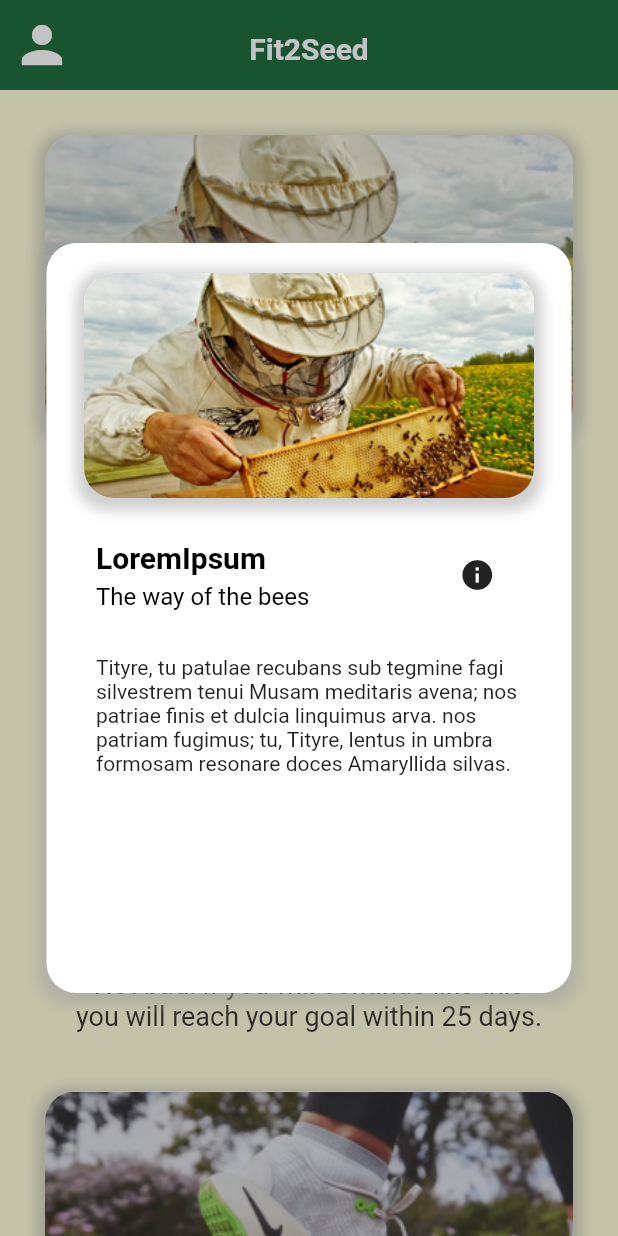
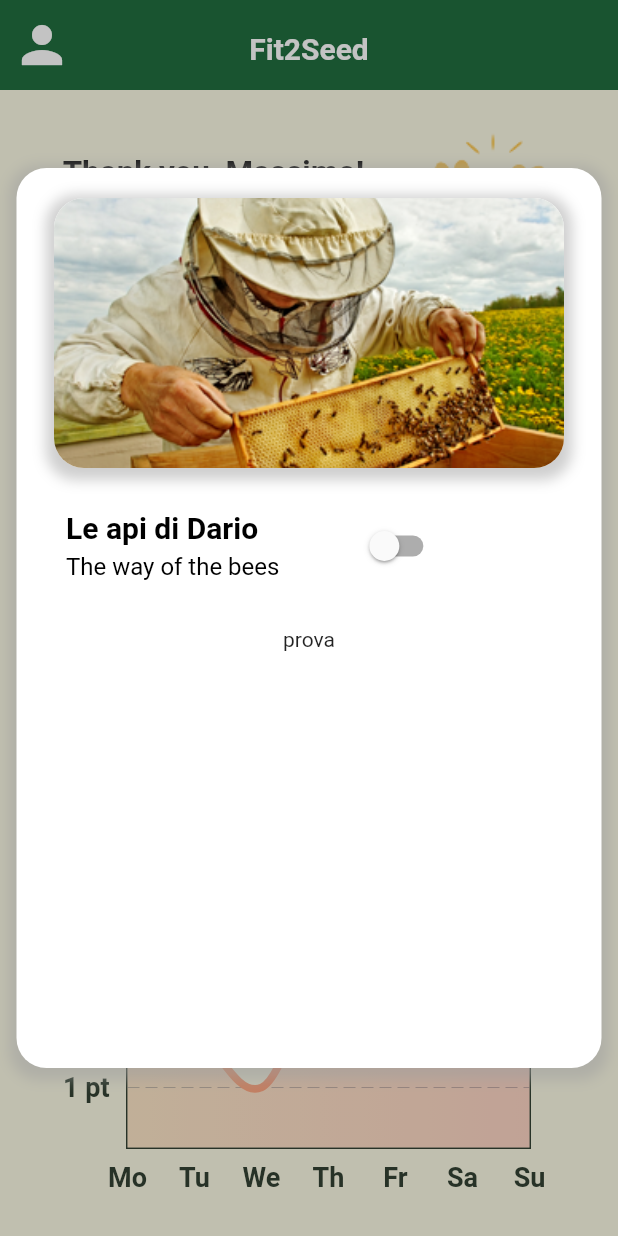
Before and after one commit to pi-surfer/Biometric_app, a Flutter app: the screen it shows after launch, after a tap on "LoremIpsum", on a phone screen of 412 x 824 dp. Run offline on Flutter 3.47's test engine with Material 2 defaults, Android fonts, the phone set to English and light mode, and no system bars; drawn by our look-alikes of fl_chart, percent_indicator; our stand-ins replace flutter_login.

Commit message:
Optimization of the FunckyOverlays widget and new texts

```diff
--- a/lib/models/funky_overlays.dart
+++ b/lib/models/funky_overlays.dart
@@ -1,16 +1,39 @@
 import 'package:flutter/material.dart';
 
-class FunkyOverlayYourProject extends StatefulWidget {
-  const FunkyOverlayYourProject({super.key});
+import 'package:app_project/models/switch_button.dart';
+//import 'package:flutter/semantics.dart';
+
+class FunkyOverlay extends StatefulWidget {
+  final AssetImage mainImage;
+  final String title;
+  final String subtitle;
+  final String body;
+  final bool isSelectable;
+  final bool isSelected;
+
+
+  const FunkyOverlay({
+    Key? key,
+    required this.mainImage,
+    required this.title,
+    required this.subtitle,
+    required this.body,
+    this.isSelected = false,
+    this.isSelectable = true,
+  }): super(key: key);
 
   @override
-  State<StatefulWidget> createState() => _FunkyOverlayYourProject();
+  State<StatefulWidget> createState() => _FunkyOverlay();
 }
 
-class _FunkyOverlayYourProject extends State<FunkyOverlayYourProject>
+class _FunkyOverlay extends State<FunkyOverlay>
     with SingleTickerProviderStateMixin {
   late AnimationController controller;
   late Animation<double> scaleAnimation;
+
+  double pageHeight = 600;
+  double pageWidth = 390;
+
 
   @override
   void initState() {
@@ -37,8 +60,8 @@ class _FunkyOverlayYourProject extends State<FunkyOverlayYourProject>
           alignment: Alignment.topCenter,
           scale: scaleAnimation,
           child: Container(
-            height: 500,
-            width: 350,
+            height: pageHeight,
+            width: pageWidth,
             decoration: BoxDecoration(
               shape: BoxShape.rectangle,
               color: Colors.white,
@@ -55,15 +78,15 @@ class _FunkyOverlayYourProject extends State<FunkyOverlayYourProject>
               ],
             ),
             child: Padding(
-              padding: const EdgeInsets.only(top: 20,left: 25, right: 25),
+              padding: const EdgeInsets.only(top: 20, left: 25, right: 25),
               child: Column(children: [
                 Container(
-                  height: 150.0,
-                  width: 300.0,
+                  height: pageHeight*3/10,
+                  width: pageWidth-50,
                   //margin: EdgeInsets.only(left: 10, right: 10, bottom: 20),
                   decoration: BoxDecoration(
                     image: DecorationImage(
-                      image: AssetImage('assets/images/arnie.png'),
+                      image: widget.mainImage,
                       fit: BoxFit.cover,
                     ),
                     shape: BoxShape.rectangle,
@@ -81,11 +104,12 @@ class _FunkyOverlayYourProject extends State<FunkyOverlayYourProject>
                     ],
                   ),
                 ),
-              SizedBox(height: 20,),
+                SizedBox(
+                  height: 20,
+                ),
                 Padding(
                   padding: const EdgeInsets.all(8.0),
-                child: Column(
-                  children:[
+                  child: Column(children: [
                     Row(
                       mainAxisAlignment: MainAxisAlignment.start,
                       children: [
@@ -93,28 +117,35 @@ class _FunkyOverlayYourProject extends State<FunkyOverlayYourProject>
                           mainAxisAlignment: MainAxisAlignment.spaceEvenly,
                           crossAxisAlignment: CrossAxisAlignment.start,
                           children: [
-                          Text('LoremIpsum',
+                            Text(widget.title,
                                 style: TextStyle(
                                   color: Colors.black,
                                   fontWeight: FontWeight.bold,
                                   fontSize: 20,
                                 )),
                             SizedBox(height: 5),
-                          Text('The way of the bees',
+                            Text(widget.subtitle,
                                 style: TextStyle(
                                   color: Colors.black,
                                   fontSize: 16,
                                 )),
                           ],
                         ),
-                      SizedBox(width: 100),
-                      Icon(Icons.info),
+                        SizedBox(width: 50),
+                        Container(
+                            child: widget.isSelectable
+                                ? SwitchButton(light: widget.isSelected):
+                                SizedBox(),
+                                ),
                       ],
                     ),
-                SizedBox(height: 30,),
-                Text('Tityre, tu patulae recubans sub tegmine fagi silvestrem tenui Musam meditaris avena; nos patriae finis et dulcia linquimus arva. nos patriam fugimus; tu, Tityre, lentus in umbra formosam resonare doces Amaryllida silvas.')
+                    SizedBox(
+                      height: 30,
+                    ),
+                    Text(widget.body)
                   ]),
-              )]),
+                )
+              ]),
             ),
           ),
         ),
@@ -122,133 +153,3 @@ class _FunkyOverlayYourProject extends State<FunkyOverlayYourProject>
     );
   }
 }
-
-class FunkyOverlayWeeklyProject extends StatefulWidget {
-  const FunkyOverlayWeeklyProject({super.key});
-
-  @override
-  State<StatefulWidget> createState() => _FunkyOverlayWeeklyProject();
-}
-
-class _FunkyOverlayWeeklyProject extends State<FunkyOverlayWeeklyProject>
-    with SingleTickerProviderStateMixin {
-  late AnimationController controller;
-  late Animation<double> scaleAnimation;
-
-  @override
-  void initState() {
-    super.initState();
-
-    controller = AnimationController(
-        vsync: this, duration: const Duration(milliseconds: 450));
-    scaleAnimation =
-        CurvedAnimation(parent: controller, curve: Curves.decelerate);
-
-    controller.addListener(() {
-      setState(() {});
-    });
-
-    controller.forward();
-  }
-
-  @override
-  Widget build(BuildContext context) {
-    return Center(
-      child: Material(
-        color: Colors.transparent,
-        child: ScaleTransition(
-          alignment: Alignment.topCenter,
-          scale: scaleAnimation,
-          child: Container(
-            height: 500,
-            width: 350,
-            decoration: BoxDecoration(
-              shape: BoxShape.rectangle,
-              color: Colors.white,
-              /*border: Border.all(
-                              width: 2.0, color: Color.fromARGB(255, 0, 0, 0)),*/
-              borderRadius: BorderRadius.all(Radius.circular(20)),
-              boxShadow: [
-                BoxShadow(
-                  color: Colors.grey.withOpacity(0.5),
-                  spreadRadius: 5,
-                  blurRadius: 7,
-                  offset: Offset(0, 3), // changes position of shadow
-                ),
-              ],
-            ),
-            child: Padding(
-              padding: const EdgeInsets.all(50.0),
-              child: Text("Daje Roma Daje!"),
-            ),
-          ),
-        ),
-      ),
-    );
-  }
-}
-
-class FunkyOverlayWeeklyPartner extends StatefulWidget {
-  const FunkyOverlayWeeklyPartner({super.key});
-
-  @override
-  State<StatefulWidget> createState() => _FunkyOverlayWeeklyPartner();
-}
-
-class _FunkyOverlayWeeklyPartner extends State<FunkyOverlayWeeklyPartner>
-    with SingleTickerProviderStateMixin {
-  late AnimationController controller;
-  late Animation<double> scaleAnimation;
-
-  @override
-  void initState() {
-    super.initState();
-
-    controller = AnimationController(
-        vsync: this, duration: const Duration(milliseconds: 450));
-    scaleAnimation =
-        CurvedAnimation(parent: controller, curve: Curves.decelerate);
-
-    controller.addListener(() {
-      setState(() {});
-    });
-
-    controller.forward();
-  }
-
-  @override
-  Widget build(BuildContext context) {
-    return Center(
-      child: Material(
-        color: Colors.transparent,
-        child: ScaleTransition(
-          alignment: Alignment.topCenter,
-          scale: scaleAnimation,
-          child: Container(
-            height: 500,
-            width: 350,
-            decoration: BoxDecoration(
-              shape: BoxShape.rectangle,
-              color: Colors.white,
-              /*border: Border.all(
-                              width: 2.0, color: Color.fromARGB(255, 0, 0, 0)),*/
-              borderRadius: BorderRadius.all(Radius.circular(20)),
-              boxShadow: [
-                BoxShadow(
-                  color: Colors.grey.withOpacity(0.5),
-                  spreadRadius: 5,
-                  blurRadius: 7,
-                  offset: Offset(0, 3), // changes position of shadow
-                ),
-              ],
-            ),
-            child: Padding(
-              padding: const EdgeInsets.all(50.0),
-              child: Text("Enzomma!"),
-            ),
-          ),
-        ),
-      ),
-    );
-  }
-}
--- a/lib/models/linechart_week.dart
+++ b/lib/models/linechart_week.dart
@@ -117,7 +117,7 @@ class _LineChartWeek extends State<LineChartWeek> {
 
   LineChartData mainData() {
     return LineChartData(
-      gridData: FlGridData(show: false),
+      gridData: FlGridData(drawHorizontalLine: true, drawVerticalLine: false),
       titlesData: FlTitlesData(
         show: true,
         rightTitles: AxisTitles(
@@ -187,7 +187,7 @@ class _LineChartWeek extends State<LineChartWeek> {
   LineChartData avgData() {
     return LineChartData(
       lineTouchData: LineTouchData(enabled: false),
-      gridData: FlGridData(show: false,),
+      gridData: FlGridData(drawHorizontalLine: true, drawVerticalLine: false),
       titlesData: FlTitlesData(
         show: true,
         bottomTitles: AxisTitles(
--- /dev/null
+++ b/lib/models/switch_button.dart
@@ -0,0 +1,31 @@
+import 'package:flutter/material.dart';
+
+class SwitchButton extends StatefulWidget {
+
+  final bool light;
+
+  const SwitchButton({super.key,this.light = false});
+
+  @override
+  State<SwitchButton> createState() => _SwitchButton();
+}
+
+class _SwitchButton extends State<SwitchButton> {
+
+  bool light = false;
+
+  @override
+  Widget build(BuildContext context) {
+    return Switch(
+      // This bool value toggles the switch.
+      value: light,
+      activeColor: const Color.fromARGB(255, 1, 97, 4),
+      onChanged: (bool value) {
+        // This is called when the user toggles the switch.
+        setState(() {
+          light = value;
+        });
+      },
+    );
+  }
+}
--- /dev/null
+++ b/lib/models/text_styles.dart
@@ -0,0 +1,22 @@
+import 'package:flutter/material.dart';
+
+
+TextStyle titleStyle = const TextStyle(
+  color: Color.fromARGB(255, 0, 0, 0),
+  fontWeight: FontWeight.bold,
+  fontSize: 21,
+);
+
+
+TextStyle subtitleStyle = const TextStyle(
+  color: Color.fromARGB(255, 0, 0, 0),
+  fontWeight: FontWeight.normal,
+  fontSize: 19,
+);
+
+
+TextStyle bodyStyle = const TextStyle(
+  color: Color.fromARGB(255, 0, 0, 0),
+  fontWeight: FontWeight.normal,
+  fontSize: 18,
+);
--- a/lib/screens/home_page.dart
+++ b/lib/screens/home_page.dart
@@ -3,6 +3,7 @@ import 'package:percent_indicator/percent_indicator.dart';
 
 import 'package:app_project/models/linechart_week.dart';
 import 'package:app_project/models/funky_overlays.dart';
+import 'package:app_project/models/text_styles.dart';
 
 class HomePage extends StatefulWidget {
   const HomePage({Key? key}) : super(key: key);
@@ -17,13 +18,13 @@ class _HomePageState extends State<HomePage> {
   @override
   Widget build(BuildContext context) {
     return Container(
-      color: Color.fromARGB(255, 5, 108, 8).withOpacity(0.5),
+      color: Color.fromARGB(255, 5, 108, 8).withOpacity(0.6),
       child: SafeArea(
         bottom: false,
         left: false,
         right: false,
         child: Scaffold(
-            backgroundColor: Color.fromARGB(255, 255, 254, 216),
+            backgroundColor: Color.fromARGB(255, 251, 249, 226),
             drawer: Drawer(
               child: ListView(
                 padding: EdgeInsets.zero,
@@ -86,13 +87,48 @@ class _HomePageState extends State<HomePage> {
               SliverToBoxAdapter(
                 child: Padding(
                   padding: EdgeInsets.only(
-                      bottom: 100, left: 20, right: 20, top: 30),
+                      bottom: 100, left: 20, right: 20, top: 20),
                   child: Column(children: [
+                    Row(
+                      mainAxisAlignment: MainAxisAlignment.spaceEvenly,
+                      children: [
+                        Container(
+                          width:230,
+                          child: Column(
+                            children: [
+                              Text(
+                                  'Thank you, Massimo!',
+                                  style: titleStyle,
+                                  textAlign: TextAlign.start,),
+                              SizedBox(height: 5,),
+                              Text(
+                                  'Together we are achieving great results.',
+                                  style: subtitleStyle,
+                                  textAlign: TextAlign.start,),
+                            ],
+                          ),
+                        ),
+                        Container(
+                          height: 120,
+                          width: 120,
+                          decoration: BoxDecoration(
+                          image: DecorationImage(
+                            image: AssetImage('assets/images/well_done.png'),
+                            fit: BoxFit.cover,
+                          ),),),],
+                    ),
+                    SizedBox(height: 25,),
                     GestureDetector(
                       onTap: (){showDialog(
                     barrierColor: const Color.fromARGB(255, 56, 56, 56).withOpacity(0.3),
                     context: context,
-                    builder: (_) => FunkyOverlayYourProject(),
+                    builder: (_) => FunkyOverlay(
+                      mainImage: AssetImage('assets/images/arnie.png'),
+                      title: 'Le api di Dario',
+                      subtitle: 'The way of the bees',
+                      body: 'prova',
+                      isSelected: true,
+                      ),
                   );},
                       child: Container(
                         height: 200.0,
@@ -139,43 +175,66 @@ class _HomePageState extends State<HomePage> {
                                     ..color = Colors.black.withOpacity(0.4)
                                     ..style = PaintingStyle.fill,
                                 )),
-                            SizedBox(height: 10)
+                            SizedBox(height: 15)
                           ],
                         ),
                       ),
                     ),
-                    Container(
-                      padding: EdgeInsets.all(10),
-                      child: Column(
+                    SizedBox(height: 15,),
+                    Column(
                       mainAxisAlignment: MainAxisAlignment.center,
                       crossAxisAlignment: CrossAxisAlignment.center,
                       children: [
-                          Text('How are you doing?',
-                              style: TextStyle(
-                                  fontWeight: FontWeight.bold, fontSize: 18)),
-                          Padding(
-                            padding: const EdgeInsets.all(15.0),
-                            child: LinearPercentIndicator(
+                        Row(
+                          children: [
+                            SizedBox(width:25),
+                            Text('Your Progress',
+                                style: titleStyle,
+                                textAlign: TextAlign.start,),
+                          ],
+                        ),
+                        SizedBox(height:15),
+                        LinearPercentIndicator(
                           animation: true,
-                              width: 320.0,
+                          width: 360.0,
                           lineHeight: 30,
                           percent: 0.7,
                           barRadius: Radius.circular(20),
-                              backgroundColor: Color.fromARGB(255, 255, 202, 89)
-                                  .withOpacity(0.4),
+                          backgroundColor: Color.fromARGB(255, 255, 221, 74)
+                              .withOpacity(0.6),
                           linearGradient: LinearGradient(colors: [
-                                Color.fromARGB(255, 252, 255, 89),
-                                Color.fromARGB(255, 255, 208, 36)
+                            Color.fromARGB(255, 255, 221, 74),
+                            Color.fromARGB(255, 255, 192, 74),
                           ]),
                           widgetIndicator: Container(
-                                  height: 55,
-                                  width: 80,
-                                  color: Colors.grey.withOpacity(0.3),
-                                  child: Icon(Icons.run_circle, size: 25)),
+                              height: 60,
+                              width: 60,
+                              color: Colors.transparent,
+                              child: Icon(Icons.star, size: 25)),
                         ),
+                        SizedBox(height: 5),
+                        Row(
+                          children: [
+                            SizedBox(width: 25),
+                            Text('65 pt',
+                              style: TextStyle(
+                                color: Colors.black,
+                                fontSize: 17,
+                                fontWeight: FontWeight.bold,
+                              ),
+                              textAlign: TextAlign.start,
+                            ),
+                            Text(' /90 pt',
+                              style: TextStyle(
+                                color: Colors.black.withOpacity(0.5),
+                                fontSize: 17,
+                              ),
+                              textAlign: TextAlign.start,
+                            ),
+                          ],
                         ),
                         SizedBox(
-                            height: 10,
+                          height: 25,
                         ),
                         Container(
                           decoration: BoxDecoration(
@@ -190,23 +249,41 @@ class _HomePageState extends State<HomePage> {
                         ),
                         Padding(
                             padding: EdgeInsets.all(20),
-                              child: Text(
-                                  'Not bad! If you will continue like this you will reach your goal within 25 days.',
-                                  textAlign: TextAlign.center,
-                                  style: TextStyle(fontSize: 18))),
+                            child: Column(
+                              children: [
+                                Text(
+                                    'Not bad! \nIf you will continue like this you will reach your goal within: 15 days',
+                                    textAlign: TextAlign.start,
+                                    style: bodyStyle),
                               ],
                             ),
+                    ),],
                     ),
                     SizedBox(
-                      height: 10,
+                      height: 20,
                     ),
+                    Row(
+                          children: [
+                            SizedBox(width:25),
+                            Text('Take a look at this!',
+                                style: titleStyle,
+                                textAlign: TextAlign.start,),
+                          ],
+                        ),
+                    SizedBox(height: 20),
                     GestureDetector(
                       onTap: () {
                         showDialog(
                           barrierColor: const Color.fromARGB(255, 56, 56, 56)
                               .withOpacity(0.3),
                           context: context,
-                          builder: (_) => FunkyOverlayWeeklyProject(),
+                          builder: (_) => FunkyOverlay(
+                            mainImage: AssetImage('assets/images/marathon.png'),
+                            title: 'Nike',
+                            subtitle: 'Make it happens',
+                            body: 'Maratona',
+                            isSelectable: false,
+                          ),
                         );
                       },
                       child: Container(
@@ -215,7 +292,7 @@ class _HomePageState extends State<HomePage> {
                         margin: EdgeInsets.only(left: 10, right: 10, bottom: 20),
                         decoration: BoxDecoration(
                           image: DecorationImage(
-                            image: AssetImage('assets/images/nike.png'),
+                            image: AssetImage('assets/images/marathon.png'),
                             fit: BoxFit.cover,
                           ),
                           shape: BoxShape.rectangle,
@@ -266,7 +343,12 @@ class _HomePageState extends State<HomePage> {
                           barrierColor: const Color.fromARGB(255, 56, 56, 56)
                               .withOpacity(0.3),
                           context: context,
-                          builder: (_) => FunkyOverlayWeeklyPartner(),
+                          builder: (_) => FunkyOverlay(
+                             mainImage: AssetImage('assets/images/garden.png'),
+                            title: 'Beautiful Garden',
+                            subtitle: 'Bio for life',
+                            body: 'Maratona',
+                          ),
                         );
                       },
                       child: Container(
@@ -275,7 +357,7 @@ class _HomePageState extends State<HomePage> {
                         margin: EdgeInsets.only(left: 10, right: 10, bottom: 20),
                         decoration: BoxDecoration(
                           image: DecorationImage(
-                            image: AssetImage('assets/images/arnie.png'),
+                            image: AssetImage('assets/images/garden.png'),
                             fit: BoxFit.cover,
                           ),
                           shape: BoxShape.rectangle,
--- a/pubspec.yaml
+++ b/pubspec.yaml
@@ -68,6 +68,9 @@ flutter:
     - assets/images/logo1.png
     - assets/images/arnie.png
     - assets/images/nike.png
+    - assets/images/garden.png
+    - assets/images/marathon.png
+    - assets/images/well_done.png
 
   # An image asset can refer to one or more resolution-specific "variants", see
   # https://flutter.dev/assets-and-images/#resolution-aware
```
Also changed, not shown: assets/images/garden.png (added), assets/images/marathon.png (added), assets/images/well_done.png (added). Lines whose indentation alone changed are shown as unchanged.
